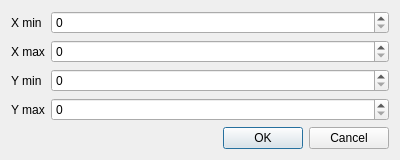
Old version of the form EvolViz/RandomInitializationDialog.ui in the repository maciejgrzybek/EvolViz.
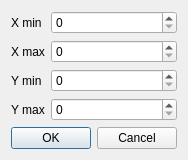
New version of the form.

Commit message: Dialogs sizes fixup

Diff of the .ui file:
```diff
--- a/EvolViz/RandomInitializationDialog.ui
+++ b/EvolViz/RandomInitializationDialog.ui
@@ -6,7 +6,7 @@
    <rect>
     <x>0</x>
     <y>0</y>
-    <width>400</width>
+    <width>174</width>
     <height>145</height>
    </rect>
   </property>
```
The commit also changes 3 other files.
